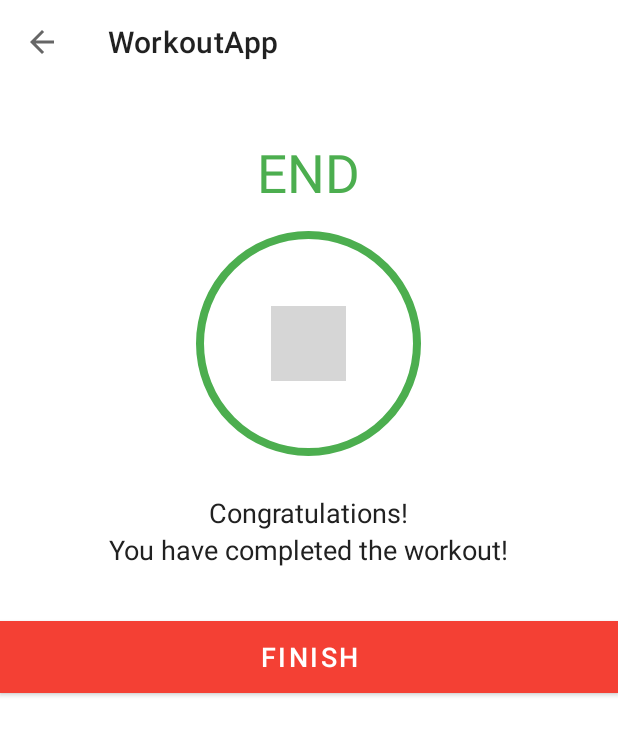
After one commit to ThePeralta12/WorkOutApp, an Android app: the FinishActivity screen opened directly, with no data from a screen before it, on a phone screen of 412 x 824 dp. The commit adds this screen. Shown: the top 735 px of the screen. Run offline under Robolectric (Android 15) with nearby library versions, the light colour scheme and no system bars; grey boxes are pictures that could not be loaded.

Commit message:
Added FinishActivity.kt and activity_finish.xml

```diff
--- a/app/src/main/AndroidManifest.xml
+++ b/app/src/main/AndroidManifest.xml
@@ -1,13 +1,11 @@
 <?xml version="1.0" encoding="utf-8"?>
 <manifest xmlns:android="http://schemas.android.com/apk/res/android"
     xmlns:tools="http://schemas.android.com/tools">
-
 
     <queries>
         <intent>
             <action android:name="android.intent.action.TTS_SERVICE" />
         </intent>
-
     </queries>
 
     <application
@@ -20,6 +18,9 @@
         android:supportsRtl="true"
         android:theme="@style/Theme.WorkoutApp"
         tools:targetApi="31">
+        <activity
+            android:name=".FinishActivity"
+            android:exported="false" />
         <activity
             android:name=".ExerciseActivity"
             android:exported="false">
--- a/app/src/main/java/com/example/workoutapp/Constants.kt
+++ b/app/src/main/java/com/example/workoutapp/Constants.kt
@@ -31,7 +31,7 @@
         exerciseList.add(highKneesRunningInPlace)
         val lunge = ExerciseModel(
             4,
-            "Lunge",
+            "Lunges",
             R.drawable.ic_lunge,
             false,
             false
@@ -101,7 +101,7 @@
 
         val wallSit = ExerciseModel(
             12,
-            "Wall sit",
+            "Wall Sit",
             R.drawable.ic_wall_sit,
             false,
             false
--- a/app/src/main/java/com/example/workoutapp/ExerciseActivity.kt
+++ b/app/src/main/java/com/example/workoutapp/ExerciseActivity.kt
@@ -1,5 +1,6 @@
 package com.example.workoutapp
 
+import android.content.Intent
 import android.media.MediaPlayer
 import android.net.Uri
 import androidx.appcompat.app.AppCompatActivity
@@ -16,23 +17,19 @@
 class ExerciseActivity : AppCompatActivity(), TextToSpeech.OnInitListener {
 
     private var binding: ActivityExerciseBinding? = null
-
     private var restTimer: CountDownTimer? = null
     private var restProgress = 0
     private var tenSecondTimer = 10
-
     private var exerciseTimer: CountDownTimer? = null
     private var exerciseProgress = 0
     private var thirtySecondTimer = 30
-
     private var exerciseList: ArrayList<ExerciseModel>? = null
     private var currentExercisePosition = -1
-
     private var tts: TextToSpeech? = null
-
     private var player: MediaPlayer? = null
-
     private var exerciseAdapter: ExerciseStatusAdapter? = null
+    private var restTimerDuration: Long = 1
+    private var exerciseTimerDuration: Long = 1
 
 
     override fun onCreate(savedInstanceState: Bundle?) {
@@ -125,7 +122,7 @@
     private fun setRestProgressBar() {
         binding?.progressBar?.progress = restProgress
 
-        restTimer = object : CountDownTimer(10000, 1000) {
+        restTimer = object : CountDownTimer(restTimerDuration * 1000, 1000) {
             override fun onTick(p0: Long) {
                 restProgress++
                 binding?.progressBar?.progress = tenSecondTimer - restProgress
@@ -146,7 +143,7 @@
     private fun setExerciseProgressBar() {
         binding?.progressBarExercise?.progress = exerciseProgress
 
-        exerciseTimer = object : CountDownTimer(30000, 1000) {
+        exerciseTimer = object : CountDownTimer(exerciseTimerDuration * 1000, 1000) {
             override fun onTick(p0: Long) {
                 exerciseProgress++
                 binding?.progressBarExercise?.progress = thirtySecondTimer - exerciseProgress
@@ -168,6 +165,9 @@
                         "Congrats! You've completed the workouts!",
                         Toast.LENGTH_SHORT
                     ).show()
+                    finish()
+                    val intent = Intent(this@ExerciseActivity, FinishActivity::class.java)
+                    startActivity(intent)
 
                     try {
                         val soundURI = Uri.parse(
--- /dev/null
+++ b/app/src/main/java/com/example/workoutapp/FinishActivity.kt
@@ -0,0 +1,30 @@
+package com.example.workoutapp
+
+import android.content.Intent
+import androidx.appcompat.app.AppCompatActivity
+import android.os.Bundle
+import com.example.workoutapp.databinding.ActivityExerciseBinding
+import com.example.workoutapp.databinding.ActivityFinishBinding
+
+class FinishActivity : AppCompatActivity() {
+
+    private var binding: ActivityFinishBinding? = null
+
+    override fun onCreate(savedInstanceState: Bundle?) {
+        super.onCreate(savedInstanceState)
+        binding = ActivityFinishBinding.inflate(layoutInflater)
+
+        setContentView(binding?.root)
+
+        setSupportActionBar(binding?.toolbarFinishActivity)
+        if (supportActionBar != null) {
+            supportActionBar?.setDisplayHomeAsUpEnabled(true)
+        }
+        binding?.btFinish?.setOnClickListener() {
+            val intent = Intent(this, MainActivity::class.java)
+            startActivity(intent)
+            finish()
+        }
+
+    }
+}
--- a/app/src/main/res/layout/activity_exercise.xml
+++ b/app/src/main/res/layout/activity_exercise.xml
@@ -102,6 +102,7 @@
         android:scaleType="fitXY"
         android:src="@drawable/ic_jumping_jacks"
         android:visibility="invisible"
+        android:contentDescription="@string/exericsename"
         app:layout_constraintBottom_toTopOf="@id/tvExerciseName"
         app:layout_constraintTop_toBottomOf="@id/toolbarExercise" />
 
--- /dev/null
+++ b/app/src/main/res/layout/activity_finish.xml
@@ -0,0 +1,66 @@
+<?xml version="1.0" encoding="utf-8"?>
+<LinearLayout xmlns:android="http://schemas.android.com/apk/res/android"
+    xmlns:tools="http://schemas.android.com/tools"
+    android:layout_width="match_parent"
+    android:layout_height="match_parent"
+    android:gravity="center_horizontal"
+    android:orientation="vertical"
+    tools:context=".FinishActivity">
+
+    <androidx.appcompat.widget.Toolbar
+        android:id="@+id/toolbar_finish_activity"
+        android:layout_width="match_parent"
+        android:layout_height="?android:attr/actionBarSize"
+        android:background="#FFFFFF" />
+
+    <TextView
+        android:id="@+id/tvEnd"
+        android:layout_width="wrap_content"
+        android:layout_height="wrap_content"
+        android:layout_marginTop="35dp"
+        android:text="@string/end"
+        android:textColor="@color/green"
+        android:textSize="35sp" />
+
+    <LinearLayout
+        android:layout_width="150dp"
+        android:layout_height="150dp"
+        android:layout_gravity="center"
+        android:layout_marginTop="15dp"
+        android:background="@drawable/item_circular_color_accent_border"
+        android:gravity="center">
+
+        <ImageView
+            android:layout_width="50dp"
+            android:layout_height="50dp"
+            android:contentDescription="@string/finish"
+            android:src="@drawable/finish_icon" />
+
+    </LinearLayout>
+
+    <TextView
+        android:layout_width="wrap_content"
+        android:layout_height="wrap_content"
+        android:layout_marginTop="25dp"
+        android:text="@string/congratulations"
+        android:textColor="#212121"
+        android:textSize="18sp" />
+
+    <TextView
+        android:layout_width="wrap_content"
+        android:layout_height="wrap_content"
+        android:text="@string/you_have_completed_the_workout"
+        android:textColor="#212121"
+        android:textSize="18sp" />
+
+    <Button
+        android:id="@+id/btFinish"
+        android:layout_width="match_parent"
+        android:layout_height="wrap_content"
+        android:layout_gravity="bottom"
+        android:layout_marginTop="35dp"
+        android:background="@color/green"
+        android:text="@string/bt_finish"
+        android:textColor="#FFFFFF"
+        android:textSize="18sp" />
+</LinearLayout>
--- a/app/src/main/res/values/strings.xml
+++ b/app/src/main/res/values/strings.xml
@@ -5,4 +5,10 @@
     <string name="upcoming_exercise">UPCOMING EXERCISE: </string>
     <string name="exerciseName">ExerciseName</string>
     <string name="get_ready_for">GET READY FOR</string>
+    <string name="end">END</string>
+    <string name="finish">finish</string>
+    <string name="congratulations">Congratulations!</string>
+    <string name="you_have_completed_the_workout">You have completed the workout!</string>
+    <string name="bt_finish">FINISH</string>
+    <string name="exericsename">exericseName</string>
 </resources>
```
Also changed, not shown: 1 other file.
